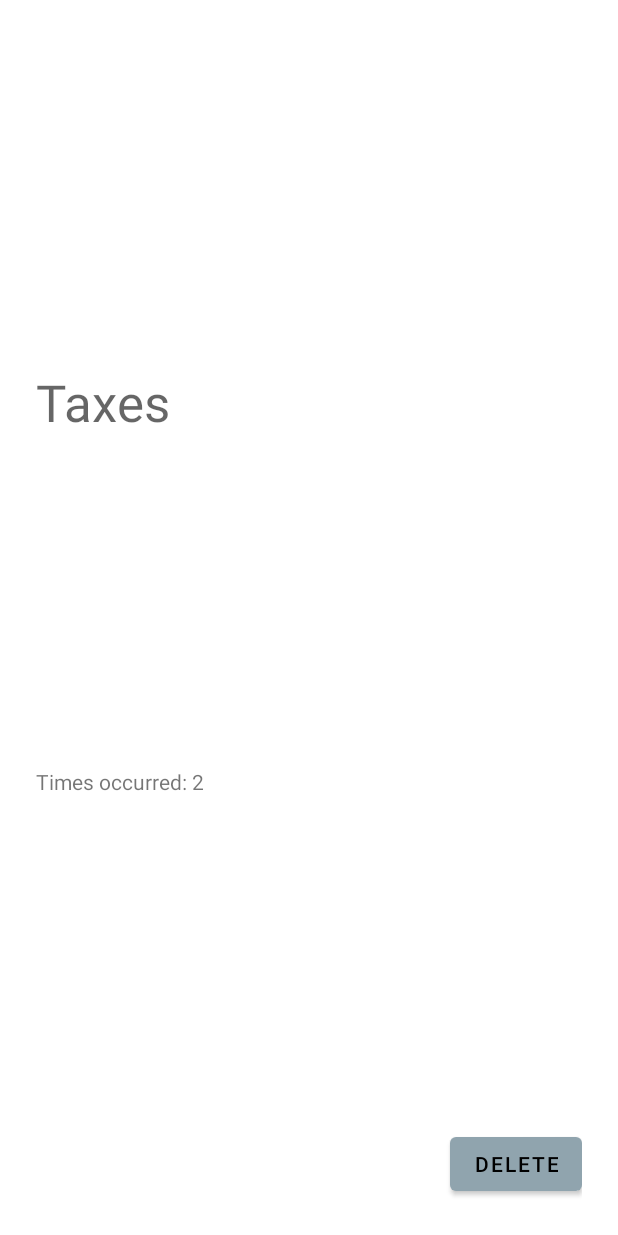
After one commit to agcollins/WorryWhy, an Android app: the layout worry_header.xml on its own in the app's theme, with its tools: preview values and no code run, on a phone screen of 412 x 824 dp. The commit adds this screen. Run offline under Robolectric (Android 15) with nearby library versions, the phone set to English and light mode, and no system bars.

Commit message:
extract layout

```diff
--- /dev/null
+++ b/app/src/main/res/layout/worry_header.xml
@@ -0,0 +1,51 @@
+<?xml version="1.0" encoding="utf-8"?>
+
+
+<androidx.constraintlayout.widget.ConstraintLayout xmlns:app="http://schemas.android.com/apk/res-auto"
+    xmlns:android="http://schemas.android.com/apk/res/android"
+    xmlns:tools="http://schemas.android.com/tools"
+    android:layout_width="match_parent"
+    android:layout_height="match_parent"
+    android:padding="@dimen/padding_worry"
+    tools:showIn="@layout/item_worry">
+
+    <androidx.appcompat.widget.AppCompatTextView
+        android:id="@+id/text_worry_content"
+        android:layout_width="wrap_content"
+        android:layout_height="wrap_content"
+        android:textAppearance="?textAppearanceHeadline4"
+        app:layout_constraintStart_toStartOf="parent"
+        app:layout_constraintTop_toTopOf="parent"
+        app:layout_constraintBottom_toTopOf="@id/text_worry_times"
+        tools:text="Taxes" />
+
+    <androidx.appcompat.widget.AppCompatTextView
+        android:id="@+id/text_worry_times"
+        android:layout_width="wrap_content"
+        android:layout_height="wrap_content"
+        android:visibility="gone"
+        app:layout_constraintBottom_toTopOf="@+id/button_delete_worry"
+        app:layout_constraintStart_toStartOf="@+id/text_worry_content"
+        app:layout_constraintTop_toBottomOf="@+id/text_worry_content"
+        tools:text="@string/times_example"
+        tools:visibility="visible" />
+
+    <com.google.android.material.button.MaterialButton
+        android:id="@+id/button_view_worry"
+        android:layout_width="wrap_content"
+        android:layout_height="wrap_content"
+        android:text="@string/details"
+        android:visibility="gone"
+        app:layout_constraintBottom_toBottomOf="@+id/button_delete_worry"
+        app:layout_constraintEnd_toStartOf="@id/button_delete_worry"
+        app:layout_constraintStart_toEndOf="@+id/text_worry_times"
+        app:layout_constraintTop_toTopOf="@+id/button_delete_worry" />
+
+    <com.google.android.material.button.MaterialButton
+        android:id="@+id/button_delete_worry"
+        android:layout_width="wrap_content"
+        android:layout_height="wrap_content"
+        android:text="@string/delete"
+        app:layout_constraintBottom_toBottomOf="parent"
+        app:layout_constraintEnd_toEndOf="parent" />
+</androidx.constraintlayout.widget.ConstraintLayout>
```
Also changed, not shown: app/src/main/java/com/agc/worrywhy/WorryAdapter.kt (+4 -4 lines), app/src/main/res/layout/item_worry.xml (+4 -53 lines).
